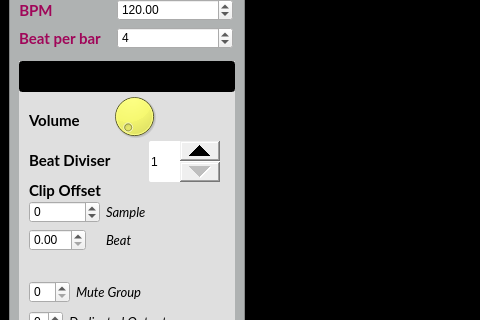
This is gui_ui.ui in Vampouille/superboucle as Qt 5 draws it before an edit; both pictures show x 0 to 480 and y 337 to 657 of the 1111 by 929 pixel window. The edited form follows.
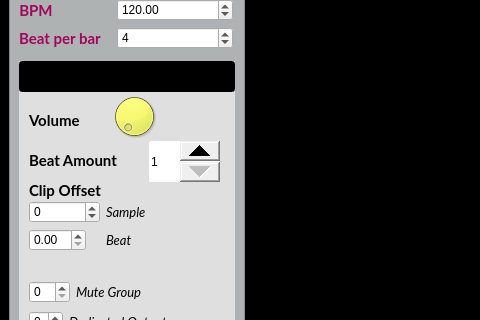
This is the edited form. Icons and pictures are not drawn. Custom widgets are drawn as their Qt base class.

Commit message: changed "Beat Diviser" to "Beat Amount" (in gui only)

What changed in the file:
```diff
--- a/gui_ui.ui
+++ b/gui_ui.ui
@@ -258,7 +258,7 @@
             </font>
            </property>
            <property name="text">
-            <string>Beat Diviser</string>
+            <string>Beat Amount</string>
            </property>
           </widget>
           <widget class="QSpinBox" name="beat_diviser">
```
Left out of the diff: 2 changed lines with no effect on the pictures.
